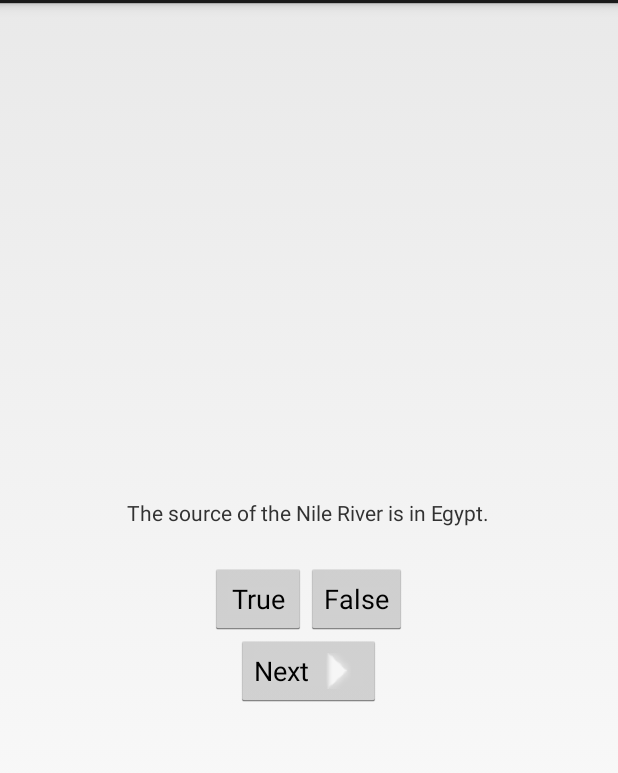
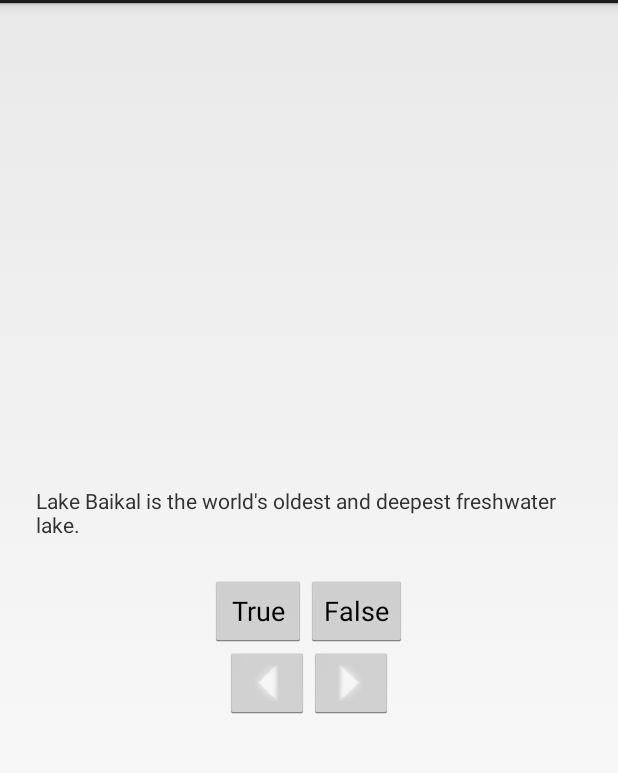
Before and after one commit to jwelch92/Mandroid, an Android app: the screen it shows after launch (QuizActivity), in the options menu, after a tap on "Settings", on a phone screen of 412 x 824 dp, the part 69-842 px from its top. Run offline under Robolectric (Android 15) with nearby library versions, the light colour scheme and no system bars.

Commit message:
Added Previous button, changed to imagebuttons

```diff
--- a/GeoQuiz/app/src/main/java/com/jaredub/geoquiz/QuizActivity.java
+++ b/GeoQuiz/app/src/main/java/com/jaredub/geoquiz/QuizActivity.java
@@ -6,6 +6,7 @@
 import android.view.MenuItem;
 import android.view.View;
 import android.widget.Button;
+import android.widget.ImageButton;
 import android.widget.TextView;
 import android.widget.Toast;
 
@@ -14,7 +15,8 @@
 
     private Button mTrueButton;
     private Button mFalseButton;
-    private Button mNextButton;
+    private ImageButton mNextButton;
+    private ImageButton mPrevButton;
     private TextView mQuestionTextView;
     private int mCurrentIndex;
 
@@ -50,6 +52,13 @@
         setContentView(R.layout.activity_quiz);
 
         mQuestionTextView = (TextView)findViewById(R.id.question_text_view);
+        mQuestionTextView.setOnClickListener(new View.OnClickListener() {
+            @Override
+            public void onClick(View v) {
+                mCurrentIndex = (mCurrentIndex + 1) % mQuestionBank.length;
+                updateQuestion();
+            }
+        });
 
         mTrueButton = (Button)findViewById(R.id.true_button);
         mTrueButton.setOnClickListener(new View.OnClickListener() {
@@ -65,7 +74,7 @@
                 checkAnswer(false);
             }
         });
-        mNextButton = (Button)findViewById(R.id.next_button);
+        mNextButton = (ImageButton)findViewById(R.id.next_button);
         mNextButton.setOnClickListener(new View.OnClickListener() {
             @Override
             public void onClick(View v) {
@@ -73,6 +82,16 @@
                 updateQuestion();
             }
         });
+
+        mPrevButton = (ImageButton)findViewById(R.id.previous_button);
+        mPrevButton.setOnClickListener(new View.OnClickListener() {
+            @Override
+            public void onClick(View v) {
+                mCurrentIndex = (mCurrentIndex == 0) ? mQuestionBank.length-1 : mCurrentIndex -1;
+                updateQuestion();
+            }
+        });
+
         updateQuestion();
     }
 
--- a/GeoQuiz/app/src/main/res/layout/activity_quiz.xml
+++ b/GeoQuiz/app/src/main/res/layout/activity_quiz.xml
@@ -30,13 +30,24 @@
 
     </LinearLayout>
 
-    <Button
-        android:id="@+id/next_button"
+    <LinearLayout
         android:layout_width="wrap_content"
         android:layout_height="wrap_content"
-        android:text="@string/next_button"
-        android:drawableRight="@drawable/arrow_right"
-        android:drawablePadding="4dp"
-        />
+        android:orientation="horizontal">
+
+        <ImageButton
+            android:id="@+id/previous_button"
+            android:layout_width="wrap_content"
+            android:layout_height="wrap_content"
+            android:src="@drawable/arrow_left"
+            />
+
+        <ImageButton
+            android:id="@+id/next_button"
+            android:layout_width="wrap_content"
+            android:layout_height="wrap_content"
+            android:src="@drawable/arrow_right"
+            />
+        </LinearLayout>
 
     </LinearLayout>
--- a/GeoQuiz/app/src/main/res/values/strings.xml
+++ b/GeoQuiz/app/src/main/res/values/strings.xml
@@ -15,4 +15,5 @@
     <string name="question_africa">The source of the Nile River is in Egypt.</string>
     <string name="question_americas">The Amazon River is the longest river in the Americas.</string>
     <string name="question_asia">Lake Baikal is the world\'s oldest and deepest freshwater lake.</string>
+    <string name="previous_button">Prev</string>
 </resources>
```
